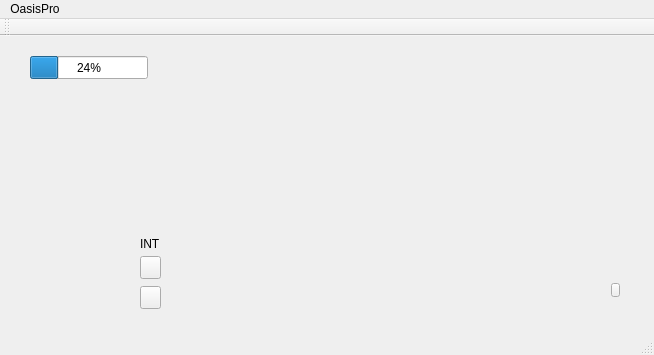
Before: the Qt Designer form src/mainwindow.ui in karldamus/COMP3004-Project, drawn with Qt 5.
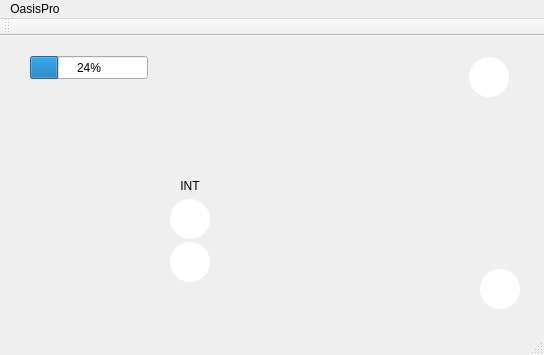
After: the same form once the commit is applied. Icons and pictures are not drawn.

Commit message: Styled buttons and updated ui

The edit to the form file:
```diff
--- a/src/mainwindow.ui
+++ b/src/mainwindow.ui
@@ -6,19 +6,28 @@
    <rect>
     <x>0</x>
     <y>0</y>
-    <width>654</width>
+    <width>544</width>
     <height>355</height>
    </rect>
   </property>
   <property name="windowTitle">
    <string>Oasis Pro Demo</string>
   </property>
+  <property name="styleSheet">
+   <string notr="true">QPushButton {
+background-color: #ffffff;
+border-radius: 20px;
+}
+QPushButton:pressed {
+background-color: #dbdbdb;
+}</string>
+  </property>
   <widget class="QWidget" name="centralWidget">
    <widget class="QWidget" name="verticalLayoutWidget">
     <property name="geometry">
      <rect>
-      <x>30</x>
-      <y>110</y>
+      <x>140</x>
+      <y>120</y>
       <width>21</width>
       <height>161</height>
      </rect>
@@ -29,53 +38,6 @@
      </property>
     </layout>
    </widget>
-   <widget class="QLabel" name="intensityLabel">
-    <property name="geometry">
-     <rect>
-      <x>140</x>
-      <y>200</y>
-      <width>21</width>
-      <height>16</height>
-     </rect>
-    </property>
-    <property name="text">
-     <string>INT</string>
-    </property>
-   </widget>
-   <widget class="QPushButton" name="increaseIntensityButton">
-    <property name="geometry">
-     <rect>
-      <x>140</x>
-      <y>220</y>
-      <width>21</width>
-      <height>23</height>
-     </rect>
-    </property>
-    <property name="text">
-     <string/>
-    </property>
-    <property name="icon">
-     <iconset resource="qtresources.qrc">
-      <normaloff>:/icons/triangle-up.png</normaloff>:/icons/triangle-up.png</iconset>
-    </property>
-   </widget>
-   <widget class="QPushButton" name="decreaseIntensityButton">
-    <property name="geometry">
-     <rect>
-      <x>140</x>
-      <y>250</y>
-      <width>21</width>
-      <height>23</height>
-     </rect>
-    </property>
-    <property name="text">
-     <string/>
-    </property>
-    <property name="icon">
-     <iconset resource="qtresources.qrc">
-      <normaloff>:/icons/triangle-down.png</normaloff>:/icons/triangle-down.png</iconset>
-    </property>
-   </widget>
    <widget class="QProgressBar" name="batteryDisplayBar">
     <property name="geometry">
      <rect>
@@ -89,21 +51,48 @@
      <number>24</number>
     </property>
    </widget>
-   <widget class="QWidget" name="verticalLayoutWidget_2">
+   <widget class="QWidget" name="powerWrapper" native="true">
     <property name="geometry">
      <rect>
-      <x>600</x>
-      <y>230</y>
-      <width>31</width>
-      <height>42</height>
+      <x>480</x>
+      <y>210</y>
+      <width>40</width>
+      <height>63</height>
      </rect>
     </property>
-    <layout class="QVBoxLayout" name="powerWrapper">
+    <layout class="QVBoxLayout" name="verticalLayout_2">
+     <property name="spacing">
+      <number>3</number>
+     </property>
+     <property name="leftMargin">
+      <number>0</number>
+     </property>
+     <property name="topMargin">
+      <number>0</number>
+     </property>
+     <property name="rightMargin">
+      <number>0</number>
+     </property>
+     <property name="bottomMargin">
+      <number>0</number>
+     </property>
      <item>
       <widget class="QWidget" name="powerLED" native="true"/>
      </item>
      <item>
       <widget class="QPushButton" name="powerButton">
+       <property name="minimumSize">
+        <size>
+         <width>40</width>
+         <height>40</height>
+        </size>
+       </property>
+       <property name="maximumSize">
+        <size>
+         <width>40</width>
+         <height>40</height>
+        </size>
+       </property>
        <property name="text">
         <string/>
        </property>
@@ -122,14 +111,213 @@
      </item>
     </layout>
    </widget>
+   <widget class="QWidget" name="intensityWrapper" native="true">
+    <property name="geometry">
+     <rect>
+      <x>170</x>
+      <y>140</y>
+      <width>40</width>
+      <height>106</height>
+     </rect>
+    </property>
+    <layout class="QVBoxLayout" name="verticalLayout">
+     <property name="spacing">
+      <number>3</number>
+     </property>
+     <property name="leftMargin">
+      <number>0</number>
+     </property>
+     <property name="topMargin">
+      <number>0</number>
+     </property>
+     <property name="rightMargin">
+      <number>0</number>
+     </property>
+     <property name="bottomMargin">
+      <number>0</number>
+     </property>
+     <item>
+      <widget class="QLabel" name="intensityLabel">
+       <property name="sizePolicy">
+        <sizepolicy hsizetype="Fixed" vsizetype="Fixed">
+         <horstretch>0</horstretch>
+         <verstretch>0</verstretch>
+        </sizepolicy>
+       </property>
+       <property name="maximumSize">
+        <size>
+         <width>40</width>
+         <height>20</height>
+        </size>
+       </property>
+       <property name="text">
+        <string>INT</string>
+       </property>
+       <property name="alignment">
+        <set>Qt::AlignCenter</set>
+       </property>
+      </widget>
+     </item>
+     <item>
+      <widget class="QPushButton" name="increaseIntensityButton">
+       <property name="sizePolicy">
+        <sizepolicy hsizetype="Fixed" vsizetype="Fixed">
+         <horstretch>0</horstretch>
+         <verstretch>0</verstretch>
+        </sizepolicy>
+       </property>
+       <property name="minimumSize">
+        <size>
+         <width>40</width>
+         <height>40</height>
+        </size>
+       </property>
+       <property name="maximumSize">
+        <size>
+         <width>40</width>
+         <height>40</height>
+        </size>
+       </property>
+       <property name="styleSheet">
+        <string notr="true"/>
+       </property>
+       <property name="text">
+        <string/>
+       </property>
+       <property name="icon">
+        <iconset resource="qtresources.qrc">
+         <normaloff>:/icons/triangle-up.png</normaloff>:/icons/triangle-up.png</iconset>
+       </property>
+      </widget>
+     </item>
+     <item>
+      <widget class="QPushButton" name="decreaseIntensityButton">
+       <property name="sizePolicy">
+        <sizepolicy hsizetype="Fixed" vsizetype="Fixed">
+         <horstretch>0</horstretch>
+         <verstretch>0</verstretch>
+        </sizepolicy>
+       </property>
+       <property name="minimumSize">
+        <size>
+         <width>40</width>
+         <height>40</height>
+        </size>
+       </property>
+       <property name="maximumSize">
+        <size>
+         <width>40</width>
+         <height>40</height>
+        </size>
+       </property>
+       <property name="styleSheet">
+        <string notr="true"/>
+       </property>
+       <property name="text">
+        <string/>
+       </property>
+       <property name="icon">
+        <iconset resource="qtresources.qrc">
+         <normaloff>:/icons/triangle-down.png</normaloff>:/icons/triangle-down.png</iconset>
+       </property>
+      </widget>
+     </item>
+    </layout>
+   </widget>
+   <widget class="QWidget" name="horizontalLayoutWidget">
+    <property name="geometry">
+     <rect>
+      <x>360</x>
+      <y>10</y>
+      <width>160</width>
+      <height>51</height>
+     </rect>
+    </property>
+    <layout class="QHBoxLayout" name="userWrapper">
+     <item>
+      <widget class="QWidget" name="userList" native="true">
+       <property name="sizePolicy">
+        <sizepolicy hsizetype="Fixed" vsizetype="Fixed">
+         <horstretch>0</horstretch>
+         <verstretch>0</verstretch>
+        </sizepolicy>
+       </property>
+       <property name="minimumSize">
+        <size>
+         <width>96</width>
+         <height>30</height>
+        </size>
+       </property>
+       <property name="maximumSize">
+        <size>
+         <width>96</width>
+         <height>30</height>
+        </size>
+       </property>
+       <layout class="QHBoxLayout" name="horizontalLayout">
+        <property name="spacing">
+         <number>3</number>
+        </property>
+        <property name="leftMargin">
+         <number>0</number>
+        </property>
+        <property name="topMargin">
+         <number>0</number>
+        </property>
+        <property name="rightMargin">
+         <number>0</number>
+        </property>
+        <property name="bottomMargin">
+         <number>0</number>
+        </property>
+       </layout>
+      </widget>
+     </item>
+     <item>
+      <widget class="QPushButton" name="switchUserBtn">
+       <property name="sizePolicy">
+        <sizepolicy hsizetype="Fixed" vsizetype="Fixed">
+         <horstretch>0</horstretch>
+         <verstretch>0</verstretch>
+        </sizepolicy>
+       </property>
+       <property name="minimumSize">
+        <size>
+         <width>40</width>
+         <height>40</height>
+        </size>
+       </property>
+       <property name="maximumSize">
+        <size>
+         <width>40</width>
+         <height>40</height>
+        </size>
+       </property>
+       <property name="text">
+        <string/>
+       </property>
+       <property name="icon">
+        <iconset>
+         <normaloff>icons/switch-user.png</normaloff>icons/switch-user.png</iconset>
+       </property>
+       <property name="iconSize">
+        <size>
+         <width>40</width>
+         <height>40</height>
+        </size>
+       </property>
+      </widget>
+     </item>
+    </layout>
+   </widget>
   </widget>
   <widget class="QMenuBar" name="menuBar">
    <property name="geometry">
     <rect>
      <x>0</x>
      <y>0</y>
-     <width>654</width>
-     <height>20</height>
+     <width>544</width>
+     <height>22</height>
     </rect>
    </property>
    <widget class="QMenu" name="menuOasisPro">
```
Left out of the diff: 20 changed lines with no effect on the pictures. The commit also changes 5 other files.
